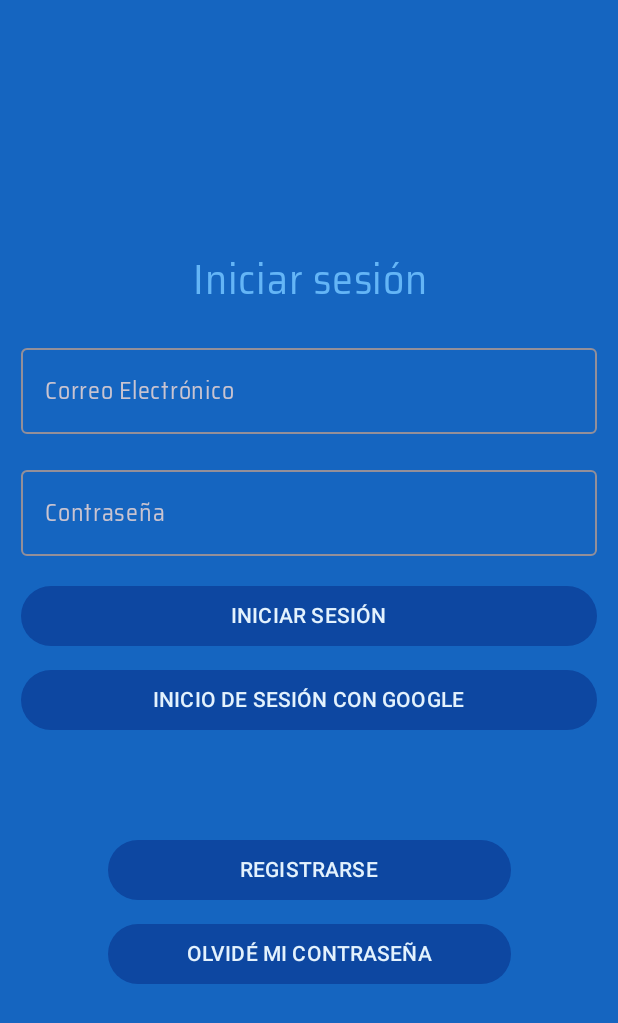
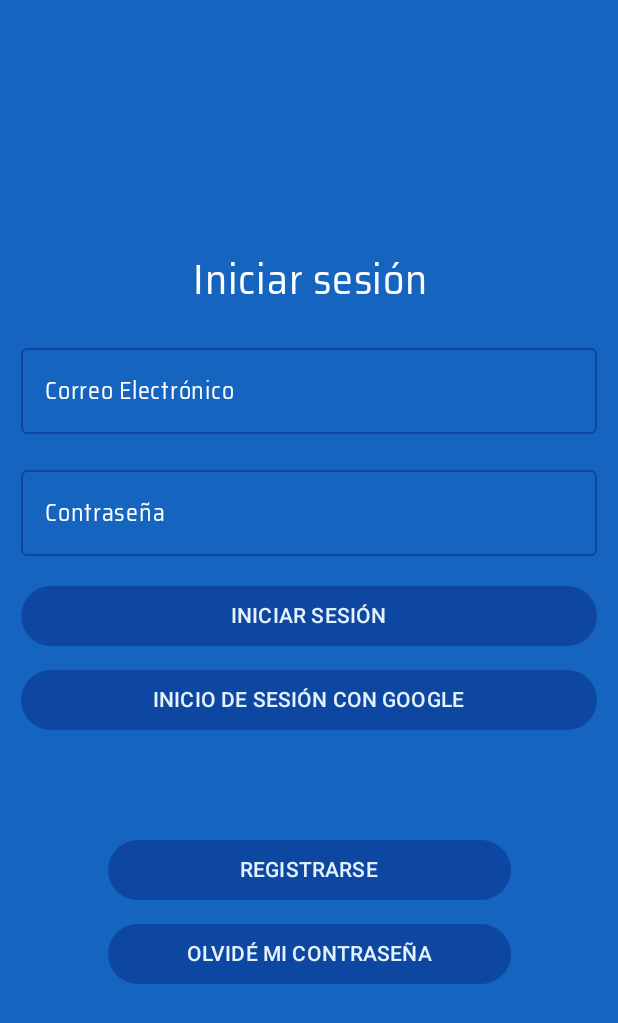
Before and after one commit to EnricLedo/ParkKing, an Android app built with Jetpack Compose: the screen it shows after launch (MainActivity), on a phone screen of 412 x 824 dp. Shown: the top 1023 px of the screen. Run offline under Robolectric (Android 15) with nearby library versions, the phone set to English and light mode, and no system bars; our stand-ins replace Firebase (no records; nobody signed in at launch, a user with empty details on screens opened directly).

Commit message:
-Diseño  3/4

```diff
--- a/app/src/main/java/com/example/parkingcompose/screens/LoginScreen.kt
+++ b/app/src/main/java/com/example/parkingcompose/screens/LoginScreen.kt
@@ -11,13 +11,17 @@ import androidx.compose.foundation.layout.height
 import androidx.compose.foundation.layout.padding
 import androidx.compose.foundation.text.KeyboardOptions
 import androidx.compose.material3.Button
+import androidx.compose.material3.ExperimentalMaterial3Api
+import androidx.compose.material3.MaterialTheme
 import androidx.compose.material3.OutlinedTextField
 import androidx.compose.material3.Text
+import androidx.compose.material3.TextFieldDefaults
 import androidx.compose.runtime.Composable
 import androidx.compose.runtime.collectAsState
 import androidx.compose.runtime.getValue
 import androidx.compose.ui.Alignment
 import androidx.compose.ui.Modifier
+import androidx.compose.ui.graphics.Color
 import androidx.compose.ui.platform.LocalContext
 import androidx.compose.ui.res.stringResource
 import androidx.compose.ui.text.input.KeyboardType
@@ -34,6 +38,7 @@ import com.example.parkingcompose.viewmodels.RegisterViewModel
 import com.example.parkingcompose.R
 
 
+@OptIn(ExperimentalMaterial3Api::class)
 @Composable
 fun LoginScreen(
     navHostController: NavHostController,
@@ -60,7 +65,8 @@ fun LoginScreen(
             text = stringResource(id = R.string.login_title),
             fontSize = 28.sp,
             textAlign = TextAlign.Center,
-            modifier = Modifier.fillMaxWidth()
+            modifier = Modifier.fillMaxWidth(),
+            color = Color.White
         )
 
         Spacer(modifier = Modifier.height(16.dp))
@@ -69,7 +75,16 @@ fun LoginScreen(
             value = loginState.email,
             onValueChange = { loginViewModel.onEmailChange(it) },
             label = { Text(stringResource(id = R.string.email)) },
-            modifier = Modifier.fillMaxWidth()
+            modifier = Modifier.fillMaxWidth(),
+            colors = TextFieldDefaults.outlinedTextFieldColors(
+                focusedBorderColor = Color.White,
+                unfocusedBorderColor = MaterialTheme.colorScheme.primary,
+                cursorColor = Color.White,
+                focusedLabelColor = Color.White,
+                focusedTextColor = Color.White,
+                unfocusedTextColor = Color.White,
+                unfocusedLabelColor = Color.White
+            )
         )
 
         Spacer(modifier = Modifier.height(16.dp))
@@ -80,7 +95,16 @@ fun LoginScreen(
             label = { Text(stringResource(id = R.string.password)) },
             visualTransformation = PasswordVisualTransformation(),
             keyboardOptions = KeyboardOptions(keyboardType = KeyboardType.Password),
-            modifier = Modifier.fillMaxWidth()
+            modifier = Modifier.fillMaxWidth(),
+            colors = TextFieldDefaults.outlinedTextFieldColors(
+                focusedBorderColor = Color.White,
+                unfocusedBorderColor = MaterialTheme.colorScheme.primary,
+                cursorColor = Color.White,
+                focusedLabelColor = Color.White,
+                focusedTextColor = Color.White,
+                unfocusedTextColor = Color.White,
+                unfocusedLabelColor = Color.White
+            )
         )
 
         Spacer(modifier = Modifier.height(16.dp))
--- a/app/src/main/java/com/example/parkingcompose/screens/ParkingDetailsScreen.kt
+++ b/app/src/main/java/com/example/parkingcompose/screens/ParkingDetailsScreen.kt
@@ -130,7 +130,7 @@ fun ParkingDetailsScreen(
                 }
                 item {
                     Row(
-                        modifier = Modifier.fillMaxWidth(),
+                        modifier = Modifier.fillMaxWidth().padding(bottom = 4.dp),
                         horizontalArrangement = Arrangement.Center,
                         verticalAlignment = Alignment.CenterVertically
                     ) {
```
Also changed, not shown: app/src/main/java/com/example/parkingcompose/screens/ParkingScreen.kt (+6 -4 lines), app/src/main/java/com/example/parkingcompose/screens/TagsScreen.kt (+13 -3 lines).
